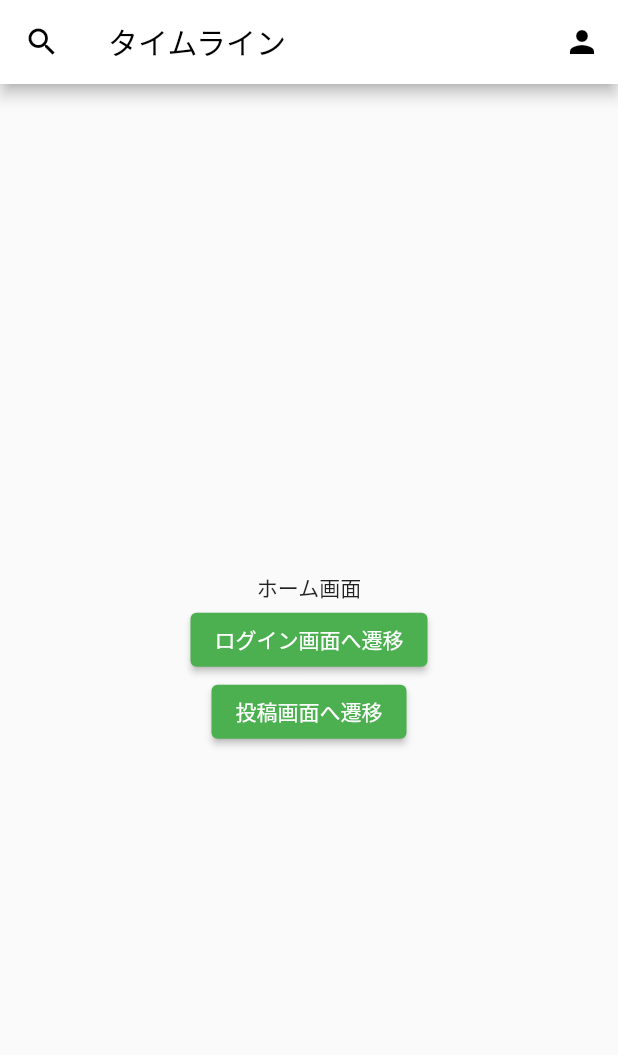
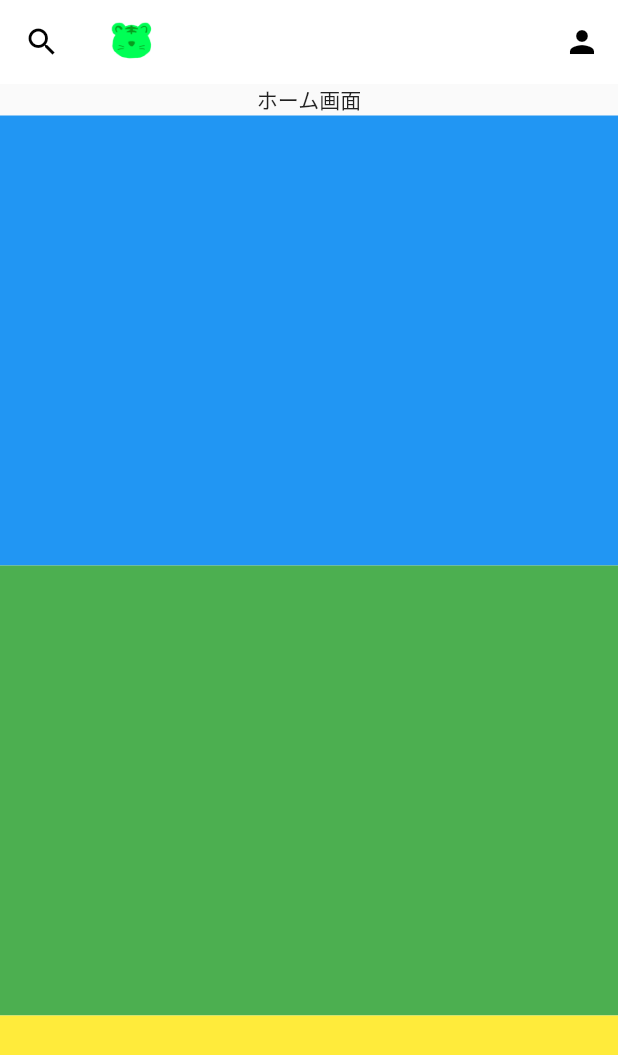
Before and after one commit to KoukiFOL/traveltrouble, a Flutter app: the HomeScreen screen opened by its route, on a phone screen of 412 x 824 dp. Shown: the top 1055 px of the screen. Run offline on Flutter 3.47's test engine with Material 2 defaults, Android fonts, the phone set to English and light mode, and no system bars; our stand-ins replace cloud_firestore, firebase_auth, firebase_core, flutter_svg, go_router, google_fonts; accounts and stored records are empty.

Commit message:
feat: topまで自動スクロール機能の実装

```diff
--- a/lib/screen/home.dart
+++ b/lib/screen/home.dart
@@ -5,26 +5,51 @@ import '../service/firebase/auth_service.dart';
 import 'package:traveltrouble/Compornents/sideMenu.dart';
 
 // タイムライン画面
-class HomeScreen extends StatelessWidget {
+
+class HomeScreen extends StatefulWidget {
+  @override
+  _HomeScreenState createState() => _HomeScreenState();
+}
+
+class _HomeScreenState extends State<HomeScreen> {
   var _scaffoldKey = GlobalKey<ScaffoldState>();
-
-  @override
-  Size get preferredSize => Size.fromHeight(kToolbarHeight);
+  final ScrollController _scrollController = ScrollController();
 
   @override
   Widget build(BuildContext context) {
     final authService = Provider.of<AuthService>(context);
     return Scaffold(
       key: _scaffoldKey,
-      appBar: AppBar(
+      drawer: SideMenu(),
+      body: CustomScrollView(
+        controller: _scrollController,
+        slivers: [
+          SliverAppBar(
+            expandedHeight: kToolbarHeight,
+            pinned: true, // 下スクロール時にAppBarを表示
             backgroundColor: Colors.white,
             foregroundColor: Colors.black,
             leading: IconButton(
               onPressed: () {
                 _scaffoldKey.currentState!.openDrawer();
               },
-            icon: Icon(Icons.search)),
-        title: Text('タイムライン'),
+              icon: Icon(Icons.search),
+            ),
+            title: InkWell(
+              // InkWellを使用してタップ可能にする
+              onTap: () {
+                _scrollController.animateTo(
+                  0,
+                  duration: Duration(milliseconds: 500),
+                  curve: Curves.easeOut,
+                );
+              },
+              child: SizedBox(
+                width: 35,
+                height: 35,
+                child: Image(image: AssetImage('assets/tiger.PNG')),
+              ),
+            ),
             actions: [
               IconButton(
                 icon: Icon(Icons.person),
@@ -34,13 +59,41 @@ class HomeScreen extends StatelessWidget {
               ),
             ],
           ),
-      drawer: SideMenu(),
-      body: Center(
-        child: Column(
+          SliverList(
+            delegate: SliverChildListDelegate(
+              [
+                Column(
                   mainAxisAlignment: MainAxisAlignment.center,
                   children: <Widget>[
                     Text(
                       'ホーム画面',
+                    ),
+                    Column(
+                      children: [
+                        // TODO: ここにタイムラインの表示を実装
+                        Container(
+                          height: 300,
+                          color: Colors.blue,
+                        ),
+                        Container(
+                          height: 300,
+                          color: Colors.green,
+                        ),
+                        Container(
+                          height: 300,
+                          color: Colors.yellow,
+                        ),
+                        Container(
+                          height: 300,
+                          color: Colors.orange,
+                        ),
+                        Container(
+                          height: 300,
+                          color: Colors.purple,
+                        ),
+                        Container(
+                          height: 300,
+                          color: Colors.pink,
                         ),
                         ElevatedButton(
                           child: Text("ログイン画面へ遷移"),
@@ -57,6 +110,12 @@ class HomeScreen extends StatelessWidget {
                         ),
                       ],
                     ),
+                  ],
+                ),
+              ],
+            ),
+          ),
+        ],
       ),
     );
   }
```
Lines whose indentation alone changed are shown as unchanged.
